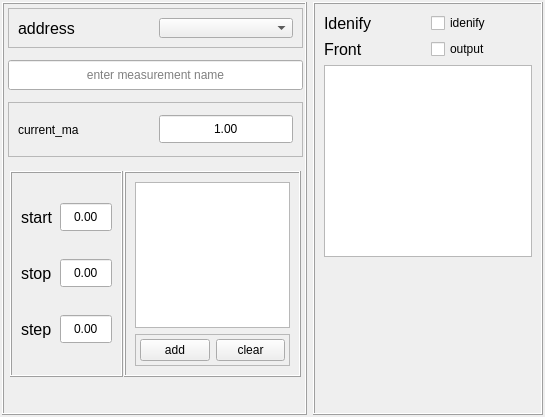
peterMysliwy/Py_By, file UIs/power_supply.ui: the form before one commit.
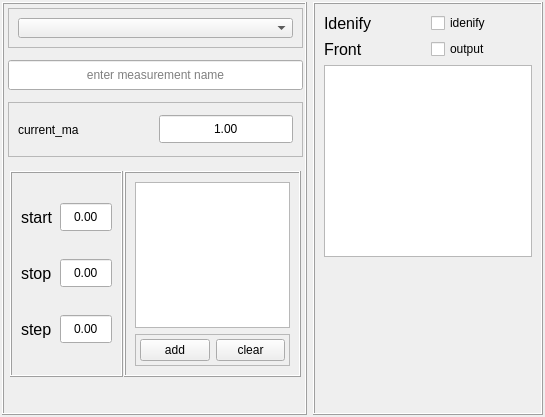
The form after the commit.

Commit message: sequencer for a size value of 1 returning False for index 0

What changed in the file:
```diff
--- a/UIs/power_supply.ui
+++ b/UIs/power_supply.ui
@@ -118,18 +118,6 @@
             <enum>QFrame::Raised</enum>
            </property>
            <layout class="QHBoxLayout" name="horizontalLayout_5">
-            <item>
-             <widget class="QLabel" name="label_11">
-              <property name="font">
-               <font>
-                <pointsize>12</pointsize>
-               </font>
-              </property>
-              <property name="text">
-               <string>address</string>
-              </property>
-             </widget>
-            </item>
             <item>
              <widget class="QComboBox" name="comboBox">
               <property name="placeholderText">
```
Left out of the diff: 3 changed lines with no effect on the pictures. The commit also changes 2 other files.
